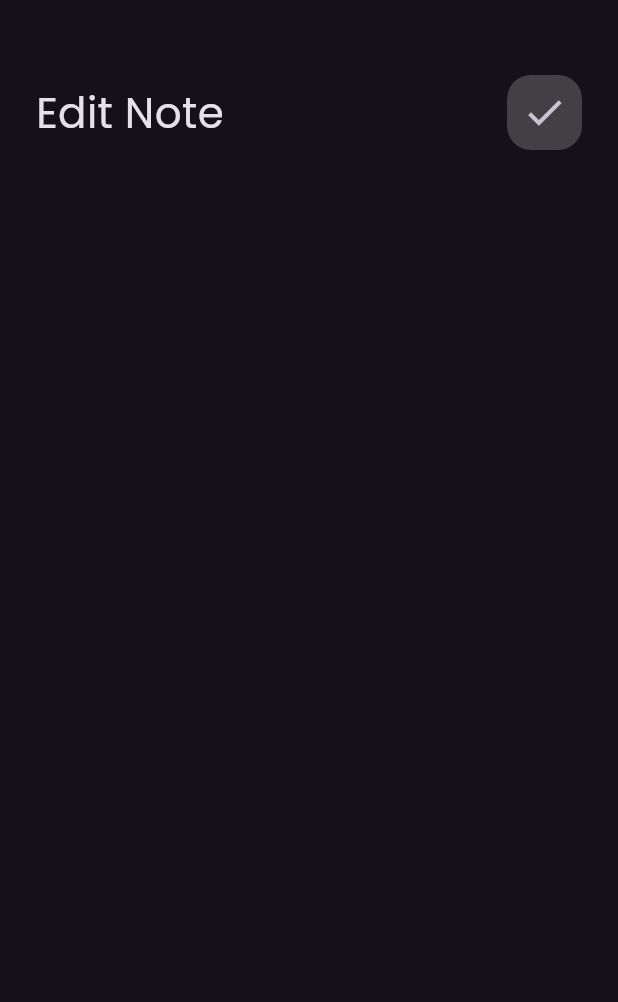
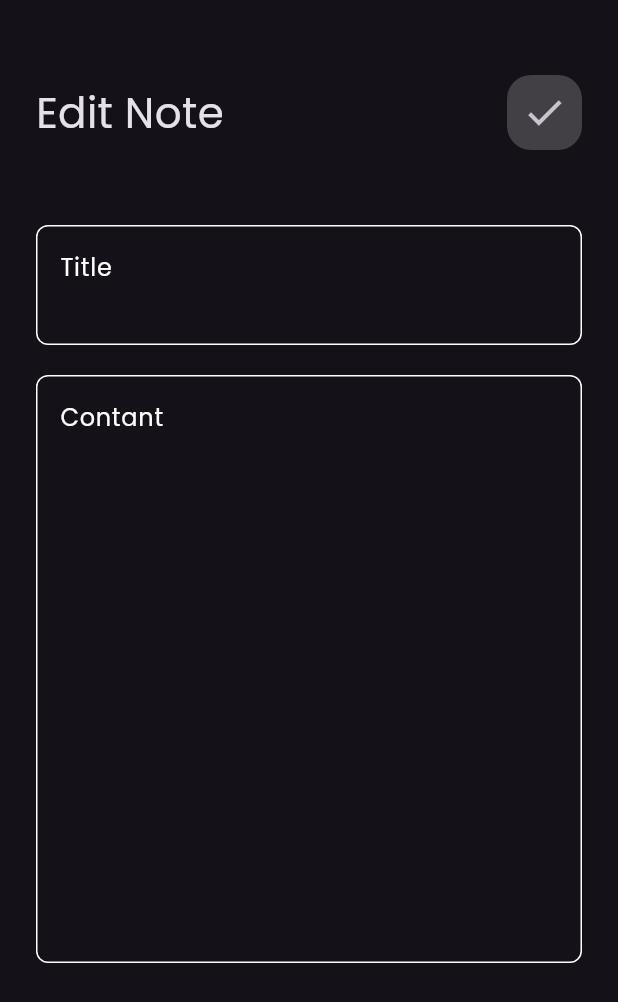
Before and after one commit to ramyMeg/notes_app, a Flutter app: the EditNoteView screen opened directly, on a phone screen of 412 x 824 dp. Shown: the top 1002 px of the screen. Run offline on Flutter 3.47's test engine with Material 3 defaults, Android fonts, the phone set to English and light mode, and no system bars; our stand-ins replace font_awesome_flutter.

Commit message:
Edit note view body ui done

```diff
--- a/lib/views/widgets/edit_note_view_body.dart
+++ b/lib/views/widgets/edit_note_view_body.dart
@@ -1,4 +1,5 @@
 import 'package:flutter/material.dart';
+import 'package:notes_app/views/custom_text_field.dart';
 import 'package:notes_app/views/widgets/custom_app_bar.dart';
 
 class EditNoteViewBody extends StatelessWidget {
@@ -11,6 +12,11 @@ class EditNoteViewBody extends StatelessWidget {
       child: Column(
         children:const [SizedBox(height: 50),
           CustomAppBar(title: 'Edit Note', icon: Icons.check,),
+          SizedBox(height: 50,),
+
+          CustomTextField(hint: 'Title', maxlines: 2),
+          SizedBox(height: 20,),
+          CustomTextField(hint: 'Contant', maxlines: 15),
         ],
       ),
     );
```
